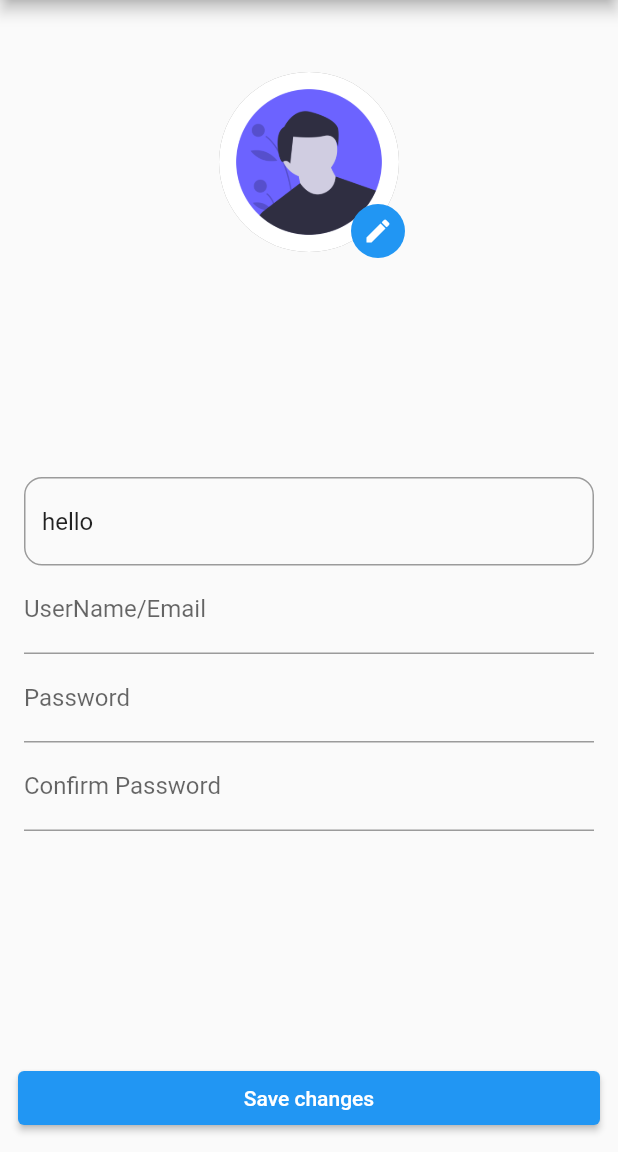
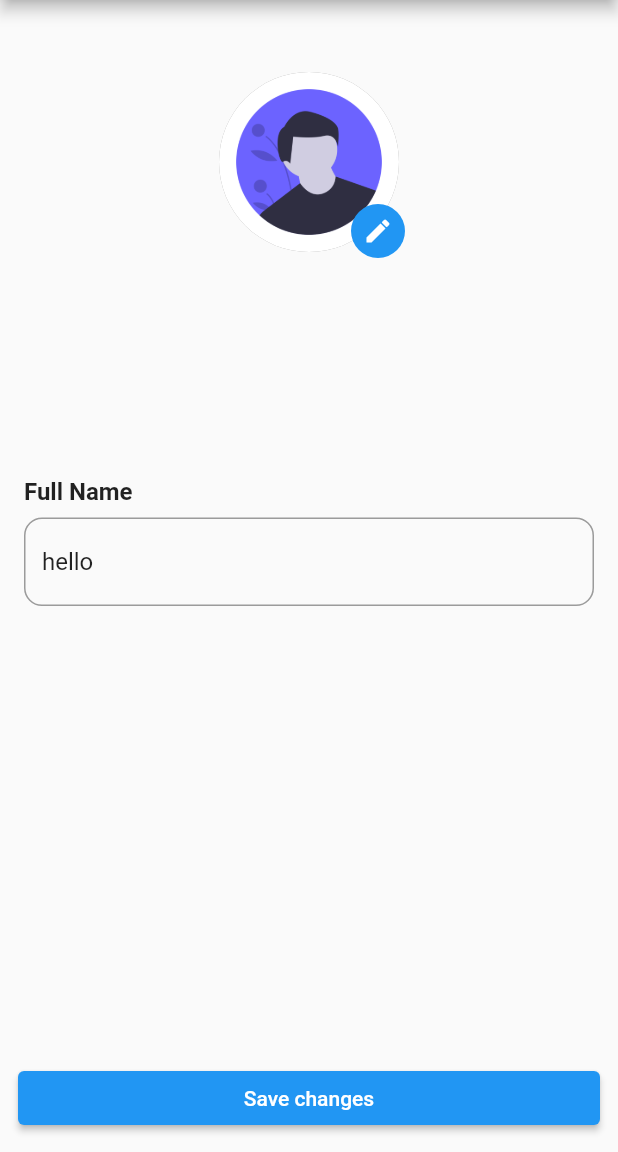
Before and after one commit to noman2002/EnRoute-X, a Flutter app: the EditProfilePage screen opened by its route, on a phone screen of 412 x 824 dp, the part 84-1236 px from its top. Run offline on Flutter 3.47's test engine with Material 2 defaults, Android fonts, the phone set to English and light mode, and no system bars; our stand-ins replace firebase_auth, firebase_core, firebase_storage, google_fonts, image_picker, velocity_x; accounts and stored records are empty.

Commit message:
profile page commits

```diff
--- a/lib/pages/edit_profile_page.dart
+++ b/lib/pages/edit_profile_page.dart
@@ -1,6 +1,7 @@
 import 'dart:io';
 import 'package:enroute_x/utils/routes.dart';
 import 'package:enroute_x/widgets/drawer.dart';
+import 'package:enroute_x/widgets/textfield_widget.dart';
 import 'package:firebase_auth/firebase_auth.dart';
 import 'package:firebase_storage/firebase_storage.dart';
 import 'package:flutter/material.dart';
@@ -57,14 +58,10 @@ class _EditProfilePageState extends State<EditProfilePage> {
     super.initState();
     this.checkAuthentication();
     this.getUser();
-    _usernameController = TextEditingController(text: initialText);
+
   }
 
-  @override
-  void dispose() {
-    _usernameController.dispose();
-    super.dispose();
-  }
+
 
   Future getImage() async {
     final pickedFile = await picker.getImage(source: ImageSource.gallery);
@@ -182,61 +179,10 @@ class _EditProfilePageState extends State<EditProfilePage> {
                     padding: const EdgeInsets.all(16.0),
                     child: Column(
                       children: [
-                        TextField(
-                          controller: _usernameController,
-
-                          decoration: InputDecoration(
-                              // labelText: "Full Name",
-                              border: OutlineInputBorder(
-                                  borderRadius: BorderRadius.circular(12))),
-                          // onChanged: (newValue) {
-                          //   _name = newValue;
-                          //   setState(() {});
-                          // },
-                          // onSaved: (value) {
-                          //   if (user != null) {
-                          //     user?.updateProfile(displayName: _name);
-                          //   }
-                          // },
-                        ),
-                        TextFormField(
-                          decoration: InputDecoration(
-                            hintText: "Enter username/Email",
-                            labelText: "UserName/Email",
-                          ),
-                          validator: (value) {
-                            if (value!.isEmpty) {
-                              return "username cannot be empty";
-                            }
-                            return null;
-                          },
-                          onSaved: (value) {
-                            _email = value!;
-                          },
-                        ),
-                        TextFormField(
-                          obscureText: true,
-                          decoration: InputDecoration(
-                            hintText: "Enter Password",
-                            labelText: "Password",
-                          ),
-                          validator: (value) {
-                            if (value!.isEmpty) {
-                              return "Password cannot be empty";
-                            }
-                          },
-                        ),
-                        TextFormField(
-                          decoration: InputDecoration(
-                            hintText: "Re-enter Password",
-                            labelText: "Confirm Password",
-                          ),
-                          validator: (value) {
-                            if (value!.isEmpty) {
-                              return "Password cannot be empty";
-                            }
-                          },
-                        ),
+                        TextFieldWidget(
+                            label: "Full Name",
+                            text: initialText,
+                            onChanged: (name) {}),
                       ],
                     ),
                   ),
```
